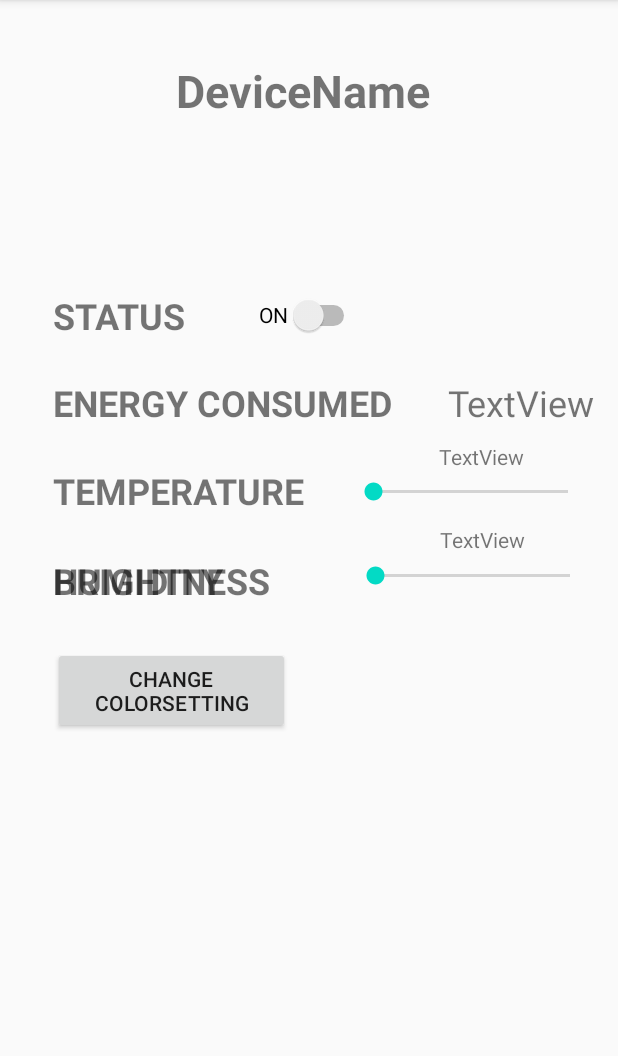
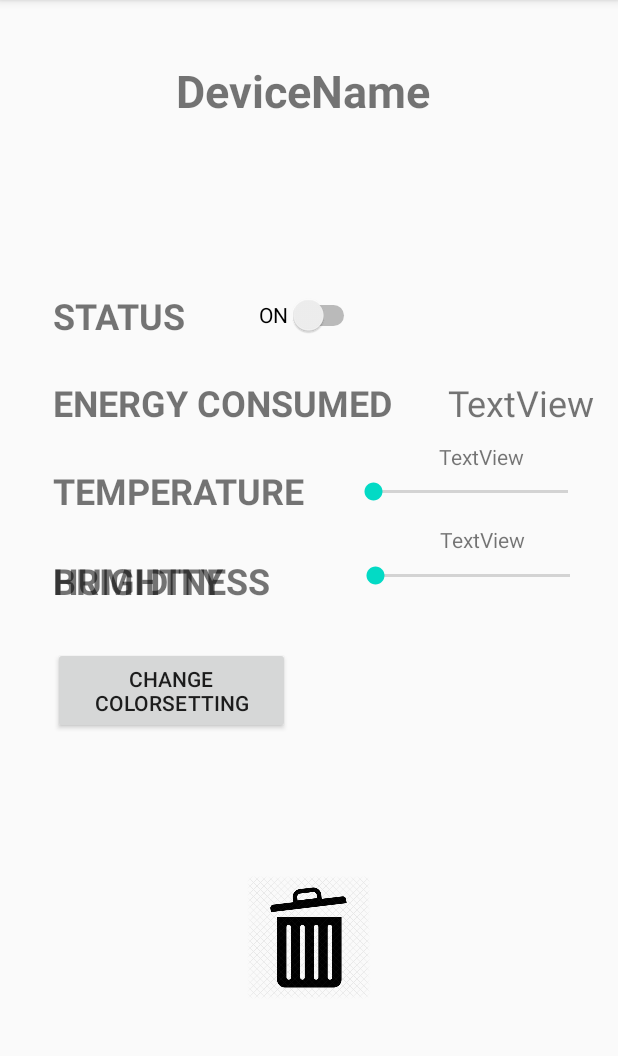
Before and after one commit to RubenRodrigues28/ApplicationAmbientIntelligence, an Android app: the DeviceDetailsActivity screen opened directly, with no data from a screen before it, on a phone screen of 412 x 824 dp, the part 84-1140 px from its top. Run offline under Robolectric (Android 15) with nearby library versions, the phone set to English and light mode, and no system bars; libraries missing offline, so code that uses them is left out: yuku.ambilwarna; 6 statements that could not run were skipped.

Commit message:
Added delete functionality

```diff
--- a/app/src/main/res/layout/activity_device_details.xml
+++ b/app/src/main/res/layout/activity_device_details.xml
@@ -168,4 +168,18 @@
         app:layout_constraintStart_toStartOf="parent"
         app:layout_constraintTop_toBottomOf="@+id/txt_Humidity" />
 
+    <ImageView
+        android:id="@+id/img_Delete"
+        android:layout_width="83dp"
+        android:layout_height="115dp"
+        android:layout_marginStart="164dp"
+        android:layout_marginLeft="164dp"
+        android:layout_marginTop="60dp"
+        android:layout_marginBottom="68dp"
+        app:layout_constraintBottom_toBottomOf="parent"
+        app:layout_constraintStart_toStartOf="parent"
+        app:layout_constraintTop_toBottomOf="@+id/btn_ColorSetting"
+        app:srcCompat="@drawable/delete" />
+
+
 </androidx.constraintlayout.widget.ConstraintLayout>
--- a/app/src/main/res/values/strings.xml
+++ b/app/src/main/res/values/strings.xml
@@ -1,7 +1,10 @@
 <resources>
     <string name="app_name">SmartHomeApplication</string>
     <string name="device_types_prompt">Choose a device type:</string>
-
+    <string name="delete_device_title">Are you sure?</string>
+    <string name="delete_device_question">Are you sure?</string>
+    <string name="yes">Yes</string>
+    <string name="no">No</string>
     <string-array name="device_types">
         <!--        <item>Air conditioning</item>-->
         <!--        <item>Bathtub</item>-->
```
Also changed, not shown: app/src/main/java/tecnico/ulisboa/pt/smarthomeapplication/DeviceDetailsActivity.java (+48 -0 lines), app/src/main/java/tecnico/ulisboa/pt/smarthomeapplication/database/DatabaseHelper.java (+44 -18 lines), app/src/main/java/tecnico/ulisboa/pt/smarthomeapplication/database/SQLConstants.java (+3 -4 lines), app/src/main/res/drawable-v24/delete.png (added). Lines whose indentation alone changed are shown as unchanged.
